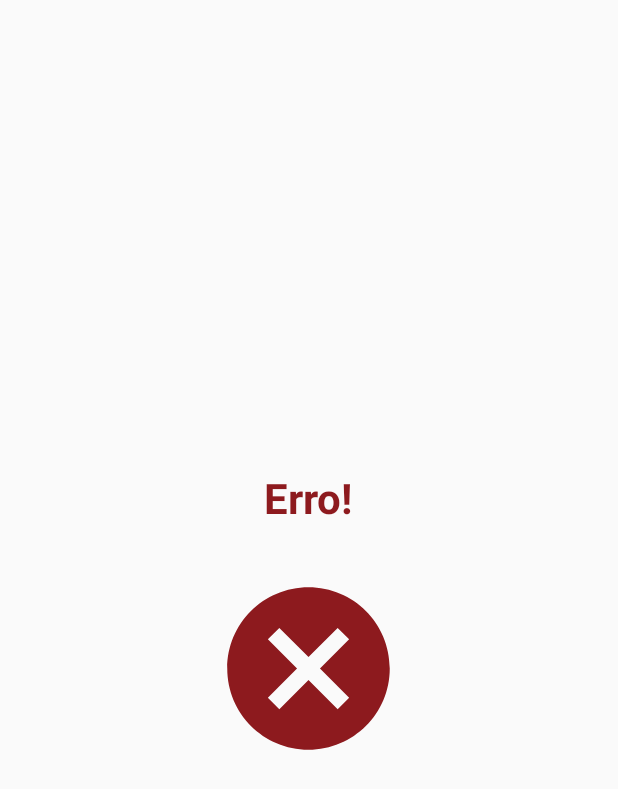
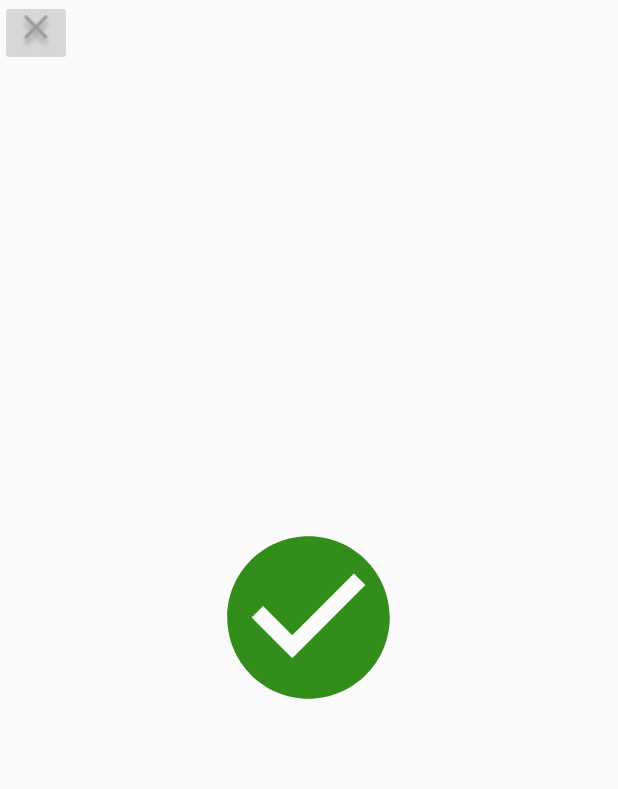
Before and after one commit to ReyelZeras/plus-life-android-app, an Android app: the layout activity_sucesso.xml on its own in the app's theme, with its tools: preview values and no code run, on a phone screen of 412 x 824 dp. Shown: the top 789 px of the screen. Run offline under Robolectric (Android 15) with nearby library versions, the phone set to English and light mode, and no system bars.

Commit message:
Telas de sucesso e erro

```diff
--- a/aplicativo/app/src/main/java/com/example/pluslife/AtualizarEnderecoActivity.kt
+++ b/aplicativo/app/src/main/java/com/example/pluslife/AtualizarEnderecoActivity.kt
@@ -111,7 +111,7 @@ class AtualizarEnderecoActivity : AppCompatActivity() {
         request.cadastroEndereco(enderecoRequest).enqueue(object : Callback<Void> {
             override fun onResponse(call: Call<Void>, response: Response<Void>) {
                 if(response.code() == 201){
-                    binding.tvMensagem.text = "Endereço atualizado com sucesso"
+                    trocarTela(SucessoActivity())
                     atualizarSharedPreferences(
                         enderecoRequest.bairro,
                         enderecoRequest.rua,
@@ -125,7 +125,7 @@ class AtualizarEnderecoActivity : AppCompatActivity() {
             }
 
             override fun onFailure(call: Call<Void>, t: Throwable) {
-                binding.tvMensagem.text = "Ocorreu um erro ao atualizar seu endereço"
+                trocarTela(ErroActivity())
             }
         })
     }
--- a/aplicativo/app/src/main/java/com/example/pluslife/AtualizarNomeActivity.kt
+++ b/aplicativo/app/src/main/java/com/example/pluslife/AtualizarNomeActivity.kt
@@ -62,7 +62,7 @@ class AtualizarNomeActivity : AppCompatActivity() {
         val request = Rest.getInstance().create(Doador::class.java)
         request.atualizar(doador).enqueue(object : Callback<Void> {
             override fun onResponse(call: Call<Void>, response: Response<Void>) {
-                binding.tvMensagem.text = "Nome atualizado com sucesso"
+                trocarTela(SucessoActivity())
                 val editor = prefs.edit()
                 editor.putString(UsuarioSharedSecret.USUARIO_NOME.toString(), binding.etNome.text.toString())
                 editor.apply()
@@ -70,7 +70,7 @@ class AtualizarNomeActivity : AppCompatActivity() {
             }
 
             override fun onFailure(call: Call<Void>, t: Throwable) {
-                binding.tvMensagem.text = "Ocorreu um erro ao atualizar seu nome"
+                trocarTela(ErroActivity())
             }
         })
     }
--- a/aplicativo/app/src/main/java/com/example/pluslife/AtualizarTipoSanguineoActivity.kt
+++ b/aplicativo/app/src/main/java/com/example/pluslife/AtualizarTipoSanguineoActivity.kt
@@ -73,7 +73,7 @@ class AtualizarTipoSanguineoActivity : AppCompatActivity() {
         val request = Rest.getInstance().create(Doador::class.java)
         request.atualizar(doador).enqueue(object : Callback<Void> {
             override fun onResponse(call: Call<Void>, response: Response<Void>) {
-                binding.tvMensagem.text = "Tipo sanguíneo atualizado com sucesso"
+                trocarTela(SucessoActivity())
                 val editor = prefs.edit()
                 editor.putString(UsuarioSharedSecret.USUARIO_TIPO_SANGUINEO.toString(), binding.spTipoSanguineo.selectedItem.toString())
                 editor.apply()
@@ -81,7 +81,7 @@ class AtualizarTipoSanguineoActivity : AppCompatActivity() {
             }
 
             override fun onFailure(call: Call<Void>, t: Throwable) {
-                binding.tvMensagem.text = "Ocorreu um erro ao atualizar seu tipo sanguíneo"
+                trocarTela(ErroActivity())
             }
         })
     }
--- a/aplicativo/app/src/main/java/com/example/pluslife/TelaSucesso.kt
+++ b/aplicativo/app/src/main/java/com/example/pluslife/ErroActivity.kt
@@ -3,9 +3,9 @@ package com.example.pluslife
 import androidx.appcompat.app.AppCompatActivity
 import android.os.Bundle
 
-class TelaSucesso : AppCompatActivity() {
+class ErroActivity : AppCompatActivity() {
     override fun onCreate(savedInstanceState: Bundle?) {
         super.onCreate(savedInstanceState)
-        setContentView(R.layout.activity_tela_sucesso)
+        setContentView(R.layout.activity_erro)
     }
 }
--- a/aplicativo/app/src/main/java/com/example/pluslife/TelaErro.kt
+++ /dev/null
@@ -1,11 +0,0 @@
-package com.example.pluslife
-
-import androidx.appcompat.app.AppCompatActivity
-import android.os.Bundle
-
-class TelaErro : AppCompatActivity() {
-    override fun onCreate(savedInstanceState: Bundle?) {
-        super.onCreate(savedInstanceState)
-        setContentView(R.layout.activity_tela_erro)
-    }
-}
--- a/aplicativo/app/src/main/res/layout/activity_tela_erro.xml
+++ b/aplicativo/app/src/main/res/layout/activity_sucesso.xml
@@ -4,34 +4,28 @@
     xmlns:tools="http://schemas.android.com/tools"
     android:layout_width="match_parent"
     android:layout_height="match_parent"
-    tools:context=".TelaErro">
-
+    tools:context=".SucessoActivity"
+    >
+    <ImageButton
+        android:id="@+id/btn_sair"
+        android:layout_width="wrap_content"
+        android:layout_height="wrap_content"
+        android:src="@drawable/fechar"
+        tools:ignore="MissingConstraints" />
 
     <LinearLayout
         android:layout_width="match_parent"
         android:layout_height="match_parent"
         android:gravity="center"
         android:orientation="vertical"
+        android:backgroundTint="@color/pl_light_green"
         >
 
-
-        <TextView
-            android:layout_width="wrap_content"
-            android:layout_height="wrap_content"
-            android:layout_marginBottom="30dp"
-            android:text="Erro!"
-            android:textColor="@color/pl_dark_red"
-            android:textSize="28dp"
-            android:textStyle="bold" />
-
         <ImageView
-            android:id="@+id/checkzim"
-
             android:layout_width="130dp"
             android:layout_height="130dp"
-            android:src="@drawable/circulo_erro" />
+            android:src="@drawable/check_verde" />
 
     </LinearLayout>
 
-
 </androidx.constraintlayout.widget.ConstraintLayout>
```
Also changed, not shown: aplicativo/app/src/main/AndroidManifest.xml (+6 -3 lines), aplicativo/app/src/main/java/com/example/pluslife/AtualizarEmail.kt (+7 -2 lines), aplicativo/app/src/main/java/com/example/pluslife/SucessoActivity.kt (added, +36 -0 lines), aplicativo/app/src/main/res/layout/activity_erro.xml (renamed from aplicativo/app/src/main/res/layout/activity_tela_sucesso.xml, +23 -4 lines).
